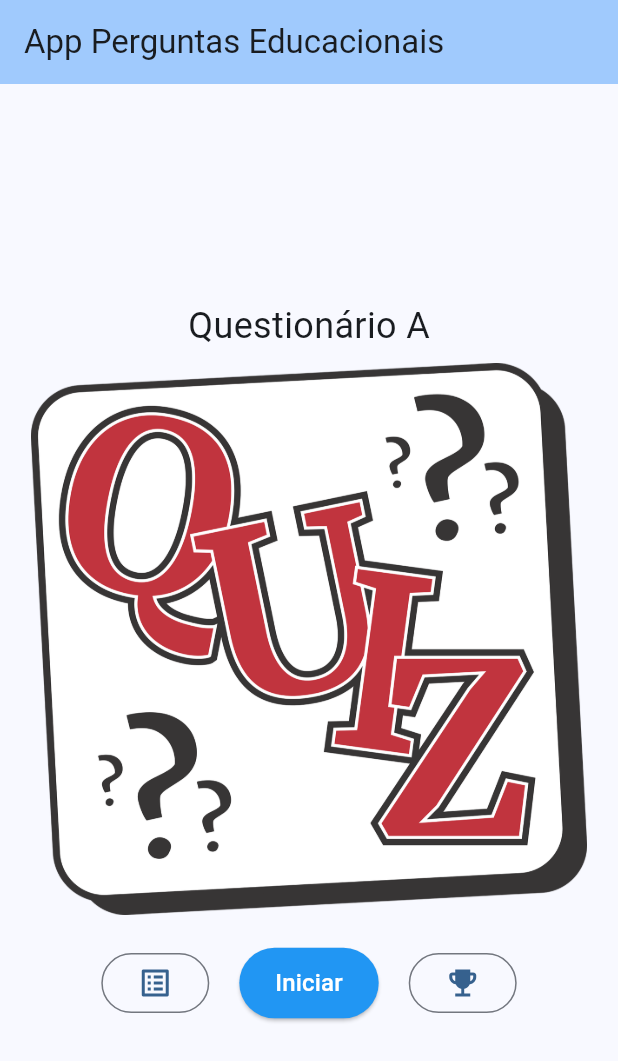
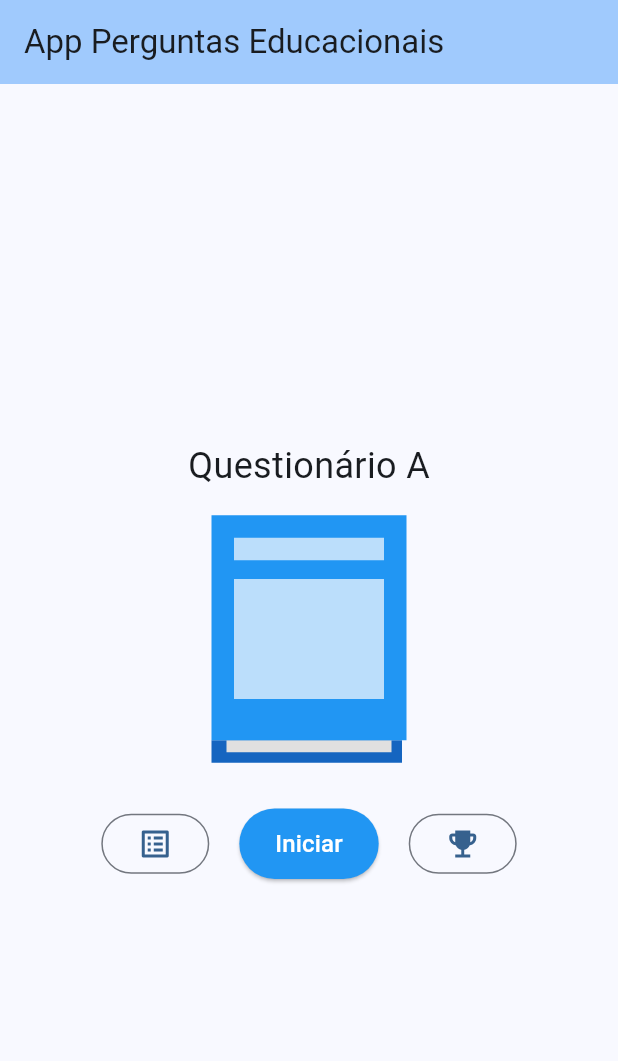
Before and after one commit to jeanarthur/app_perguntas_educacionais, a Flutter app: the screen it shows after launch, on a phone screen of 412 x 824 dp. Shown: the top 1061 px of the screen. Run offline on Flutter 3.47's test engine with Material 3 defaults, Android fonts, the phone set to English and light mode, and no system bars.

Commit message:
feat: adiciona widget de livro

```diff
--- a/lib/main.dart
+++ b/lib/main.dart
@@ -56,13 +56,6 @@ class MyHomePage extends StatefulWidget {
 class _MyHomePageState extends State<MyHomePage> {
   @override
   Widget build(BuildContext context) {
-
-    // Obtém o tamanho da tela do dispositivo
-    double screenWidth = MediaQuery.of(context).size.width;
-
-    // Define o tamanho da imagem como uma fração do tamanho da tela
-    double imageSize = screenWidth * 0.9; // Ajuste a fração conforme necessário
-
     // This method is rerun every time setState is called, for instance as done
     // by the _incrementCounter method above.
     //
@@ -102,11 +95,7 @@ class _MyHomePageState extends State<MyHomePage> {
               height: 40, // Mantém a proporção 1:1
               child: Text('Questionário A', style: TextStyle(fontSize: 24)),
             ),
-            SizedBox(
-              width: imageSize,
-              height: imageSize, // Mantém a proporção 1:1
-              child: Image.asset('assets/images/quiz_default.png'),
-            ),
+            Book(),
             SizedBox(height: 20),
             Row(
               mainAxisAlignment: MainAxisAlignment.center,
@@ -157,6 +146,79 @@ class _MyHomePageState extends State<MyHomePage> {
       ), // This trailing comma makes auto-formatting nicer for build methods.
     );
   }
+}
+
+class Book extends StatelessWidget {
+  const Book({super.key});
+
+  @override
+  Widget build(BuildContext context) {
+    return Stack(
+      children: [
+        Container(
+          margin: const EdgeInsets.all(10.0),
+          width: 130,
+          height: 165,
+          child: Align(
+            alignment: Alignment.bottomLeft,
+            child: Container(
+              color: Colors.blue[800],
+              width: 127,
+              height: 15,
+            ),
+          ),
+        ),
+        Container(
+          margin: const EdgeInsets.all(10.0),
+          width: 130,
+          height: 158,
+          child: Align(
+            alignment: Alignment.bottomCenter,
+            child: Container(
+              color: Colors.grey[300],
+              width: 110,
+              height: 8,
+            ),
+          ),
+        ),
+        Container(
+          margin: const EdgeInsets.all(10.0),
+          color: Colors.blue,
+          width: 130,
+          height: 150,
+        ),
+        Container(
+          margin: const EdgeInsets.all(10.0),
+          width: 130,
+          height: 150,
+          child: Align(
+            alignment: Alignment.topCenter,
+            child: Container(
+              margin: EdgeInsets.only(top: 15.0),
+              color: Colors.blue[100],
+              width: 100,
+              height: 15,
+            ),
+          ),
+        ),
+        Container(
+          margin: const EdgeInsets.all(10.0),
+          width: 130,
+          height: 150,
+          child: Align(
+            alignment: Alignment.center,
+            child: Container(
+              margin: EdgeInsets.only(top: 15.0),
+              color: Colors.blue[100],
+              width: 100,
+              height: 80,
+            ),
+          ),
+        ),
+      ],
+    );
+  }
+
 }
 
 class Questionaries extends StatelessWidget {
```
Also changed, not shown: 1 other file.
